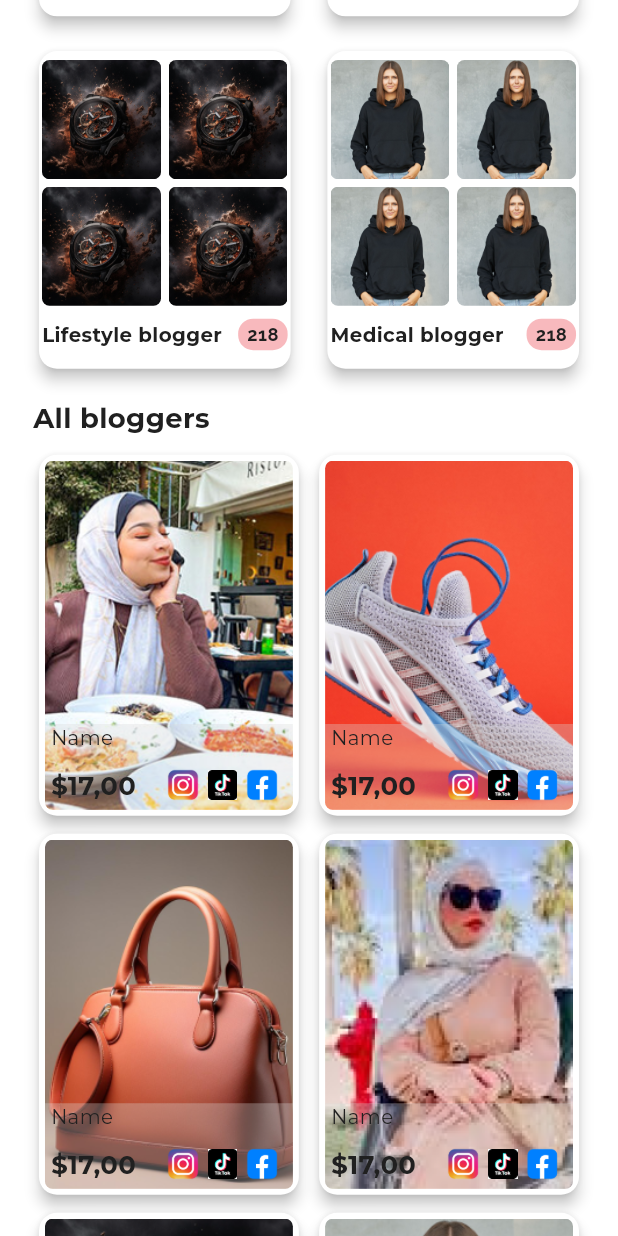
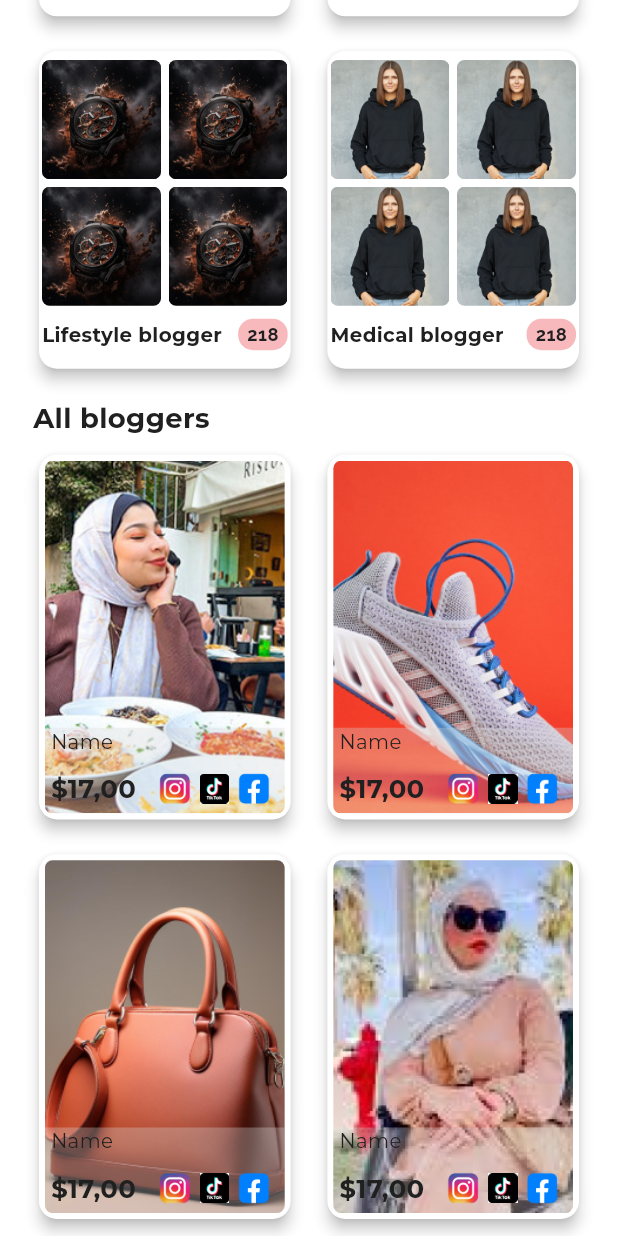
Before and after one commit to MahmoudAbuelazm/kol, a Flutter app: the HomeScreen screen opened by its route, scrolled down 576 dp, on a phone screen of 412 x 824 dp. Run offline on Flutter 3.47's test engine with Material 3 defaults, Android fonts, the phone set to English and light mode, and no system bars; our stand-ins replace connectivity_plus, dio, flutter_bloc, flutter_screenutil, flutter_secure_storage, flutter_svg and 5 more; missing offline and left inert: talker_dio_logger; accounts and stored records are empty.

Commit message:
Improve home page category grid layout

```diff
--- /dev/null
+++ b/lib/features/home/manager/models/bloggers_model.dart
@@ -0,0 +1,11 @@
+class BloggersModel{
+  final String name;
+  final String image;
+
+  final String price;
+  const BloggersModel({
+    required this.name,
+    required this.image,
+    required this.price,
+  });
+}
--- a/lib/features/home/presentation/section/home_body.dart
+++ b/lib/features/home/presentation/section/home_body.dart
@@ -3,6 +3,7 @@ import 'package:flutter_screenutil/flutter_screenutil.dart';
 import 'package:flutter_svg/flutter_svg.dart';
 import 'package:kol/resources/assets/app_assets.dart';
 import 'package:kol/resources/colors/color_palette.dart';
+import 'package:kol/services/router.dart';
 import 'package:kol/utils/constants.dart';
 
 import '../../../../resources/styles/text_styles.dart';
@@ -87,106 +88,36 @@ class HomeBody extends StatelessWidget {
                     ),
                   ),
                 ]),
-            // const Row(
-            //   mainAxisAlignment: MainAxisAlignment.spaceBetween,
-            //   children: [
-            //     CategoriesCard(
-            //       text: "Food blogger",
-            //       count: "109",
-            //       image: AppAssets.foodblogger,
-            //     ),
-            //     CategoriesCard(
-            //       text: "Travel blogger",
-            //       count: "530",
-            //       image: AppAssets.travelblogger,
-            //     ),
-            //   ],
-            // ),
-            // 15.verticalSpace,
-            // const Row(
-            //   mainAxisAlignment: MainAxisAlignment.spaceBetween,
-            //   children: [
-            //     CategoriesCard(
-            //       text: "Fitness blogger",
-            //       count: "87",
-            //       image: AppAssets.fitnessblogger,
-            //     ),
-            //     CategoriesCard(
-            //       text: "Fashion blogger",
-            //       count: "218",
-            //       image: AppAssets.fashionblogger,
-            //     ),
-            //   ],
-            // ),
-            // 15.verticalSpace,
-            // const Row(
-            //   mainAxisAlignment: MainAxisAlignment.spaceBetween,
-            //   children: [
-            //     CategoriesCard(
-            //       text: "Lifestyle blogger",
-            //       count: "218",
-            //       image: AppAssets.lifestyleblogger,
-            //     ),
-            //     CategoriesCard(
-            //       text: "Medical blogger",
-            //       count: "218",
-            //       image: AppAssets.medicalblogger,
-            //     ),
-            //   ],
-            // ),
             15.verticalSpace,
             Text(
               "All bloggers",
               style: TextStyles.montserrat700_50.copyWith(fontSize: 18.sp),
             ),
             8.verticalSpace,
-            const Row(
-              mainAxisAlignment: MainAxisAlignment.spaceBetween,
-              children: [
-                CustomBloggerCard(
-                  image: AppAssets.foodblogger,
-                  name: "Name",
-                  price: "\$17,00",
-                ),
-                CustomBloggerCard(
-                  image: AppAssets.travelblogger,
-                  name: "Name",
-                  price: "\$17,00",
-                ),
-              ],
-            ),
-            4.verticalSpace,
-            const Row(
-              mainAxisAlignment: MainAxisAlignment.spaceBetween,
-              children: [
-                CustomBloggerCard(
-                  image: AppAssets.fitnessblogger,
-                  name: "Name",
-                  price: "\$17,00",
-                ),
-                CustomBloggerCard(
-                  image: AppAssets.fashionblogger,
-                  name: "Name",
-                  price: "\$17,00",
-                ),
-              ],
-            ),
-            4.verticalSpace,
-            const Row(
-              mainAxisAlignment: MainAxisAlignment.spaceBetween,
-              children: [
-                CustomBloggerCard(
-                  image: AppAssets.lifestyleblogger,
-                  name: "Name",
-                  price: "\$17,00",
-                ),
-                CustomBloggerCard(
-                  image: AppAssets.medicalblogger,
-                  name: "Name",
-                  price: "\$17,00",
-                ),
-              ],
-            ),
+            GridView(
+                shrinkWrap: true,
+                physics: const NeverScrollableScrollPhysics(),
+                gridDelegate: SliverGridDelegateWithFixedCrossAxisCount(
+                    crossAxisSpacing: 15.w,
+                    mainAxisSpacing: 15.h,
+                    childAspectRatio: .7,
+                    crossAxisCount: 2),
+                children: [
+                  ...List.generate(
+                    Constants.bloggers.length,
+                    (index) => CustomBloggerCard(
+                      onTap: () {
+                        AppRouter.goRouter.pushNamed(AppRoute.request.name,
+                            extra: {
+                              'bloggersModel': Constants.bloggers[index]
+                            });
+                      },
+                      name: Constants.bloggers[index].name,
+                      price: Constants.bloggers[index].price,
+                      image: Constants.bloggers[index].image,
+                    ),
+                  ),
+                ]),
           ],
         ),
       ),
--- a/lib/features/home/presentation/widget/categories_card.dart
+++ b/lib/features/home/presentation/widget/categories_card.dart
@@ -38,7 +38,9 @@ class CategoriesCard extends StatelessWidget {
                     )
                 ],
               ),
-              8.verticalSpace,
+              SizedBox(
+                height: 8.h,
+              ),
               Row(
                 mainAxisAlignment: MainAxisAlignment.spaceBetween,
                 children: [
--- a/lib/features/home/presentation/widget/custom_blogger_card.dart
+++ b/lib/features/home/presentation/widget/custom_blogger_card.dart
@@ -9,11 +9,14 @@ class CustomBloggerCard extends StatelessWidget {
   final String image;
   final String name;
   final String price;
+
+  final void Function() onTap;
   const CustomBloggerCard({
     super.key,
     required this.image,
     required this.name,
     required this.price,
+    required this.onTap,
   });
 
   @override
@@ -21,6 +24,8 @@ class CustomBloggerCard extends StatelessWidget {
     return SizedBox(
       height: 245.h,
       width: 165.w,
+      child: GestureDetector(
+        onTap:onTap ,
         child: Card(
           elevation: 4,
           color: Colors.white,
@@ -91,6 +96,7 @@ class CustomBloggerCard extends StatelessWidget {
                 ),
               )),
         ),
+      ),
     );
   }
 }
--- a/lib/resources/assets/app_assets.dart
+++ b/lib/resources/assets/app_assets.dart
@@ -16,5 +16,6 @@ class AppAssets {
   static const String instagram = 'assets/images/instagram.png';
   static const String tiktok = 'assets/images/tiktok.png';
   static const String settings = 'assets/images/settings.svg';
+  static const String calender = 'assets/images/calender.svg';
   static const String logo = 'assets/images/logo.jpg';
 }
--- a/lib/resources/colors/color_palette.dart
+++ b/lib/resources/colors/color_palette.dart
@@ -9,4 +9,9 @@ class ColorPalette {
 
   static const Color lighpink = Color(0xffF8B9BD);
   static const Color lightblack = Color(0xffD9D9D9);
+  static const Color lightContainer = Color(0xffFFF1F3);
+  static const Color grey = Color(0xff707070);
+  static const Color black = Color(0xff000000);
+  static const Color white = Color(0xffFFFFFF);
+  static const Color backgroundbutton = Color(0xffF9F9F9);
 }
--- a/lib/resources/styles/text_styles.dart
+++ b/lib/resources/styles/text_styles.dart
@@ -27,6 +27,12 @@ class TextStyles {
         fontSize: 50.sp,
         color: ColorPalette.deepGrey,
       );
+     static TextStyle get montserrat800_16 => GoogleFonts.montserrat(
+        fontWeight: FontWeight.w800,
+        fontSize: 16.sp,
+        color: ColorPalette.deepGrey,
+      );
+
   TextStyle get montserrat700_16 =>  GoogleFonts.montserrat(
         fontWeight: FontWeight.w700,
         fontSize: 16.sp,
--- a/lib/services/router.dart
+++ b/lib/services/router.dart
@@ -4,6 +4,7 @@ import 'package:kol/features/auth/presentation/screens/login.dart';
 import 'package:kol/features/auth/presentation/screens/otp.dart';
 import 'package:kol/features/auth/presentation/screens/start.dart';
 import 'package:kol/features/home/presentation/screen/home_screen.dart';
+import 'package:kol/features/request/presentation/screen/request_screen.dart';
 
 enum AppRoute {
   home,
@@ -11,6 +12,7 @@ enum AppRoute {
   createEmail,
   login,
   otp,
+  request,
 }
 
 class AppRouter {
@@ -54,5 +56,16 @@ class AppRouter {
             return const Otp();
           },
         ),
+        GoRoute(
+          path: '/request',
+          name: AppRoute.request.name,
+          builder: (context, state) {
+            final Map<String, dynamic> map =
+                state.extra as Map<String, dynamic>;
+            return RequestScreen(
+              bloggersModel: map['bloggersModel'],
+            );
+          },
+        ),
       ]);
 }
--- a/lib/utils/constants.dart
+++ b/lib/utils/constants.dart
@@ -1,3 +1,5 @@
+import 'package:kol/features/home/manager/models/bloggers_model.dart';
+
 import '../features/home/manager/models/categories_model.dart';
 import '../resources/assets/app_assets.dart';
 
@@ -34,4 +36,36 @@ class Constants {
       image: AppAssets.medicalblogger,
     ),
   ];
+  static List<BloggersModel> bloggers = [
+    const BloggersModel(
+      name: "Name",
+      image: AppAssets.foodblogger,
+      price: "\$17,00",
+    ),
+    const BloggersModel(
+      name: "Name",
+      image: AppAssets.travelblogger,
+      price: "\$17,00",
+    ),
+    const BloggersModel(
+      name: "Name",
+      image: AppAssets.fitnessblogger,
+      price: "\$17,00",
+    ),
+    const BloggersModel(
+      name: "Name",
+      image: AppAssets.fashionblogger,
+      price: "\$17,00",
+    ),
+    const BloggersModel(
+      name: "Name",
+      image: AppAssets.lifestyleblogger,
+      price: "\$17,00",
+    ),
+    const BloggersModel(
+      name: "Name",
+      image: AppAssets.medicalblogger,
+      price: "\$17,00",
+    ),
+  ];
 }
--- a/pubspec.yaml
+++ b/pubspec.yaml
@@ -41,6 +41,7 @@ dependencies:
   flutter_svg: ^2.0.10+1
   go_router: ^14.2.2
   google_fonts: ^6.2.1
+  intl: ^0.19.0
   pinput: ^5.0.0
   rxdart: ^0.28.0
   shared_preferences: ^2.3.1
```
Also changed, not shown: lib/features/request/presentation/screen/request_screen.dart (added, +18 -0 lines), lib/features/request/presentation/section/entry_date_container.dart (added, +233 -0 lines), lib/features/request/presentation/section/request_body.dart (added, +108 -0 lines), assets/images/calender.svg (added), pubspec.lock, 1 other file. Lines whose indentation alone changed are shown as unchanged.
